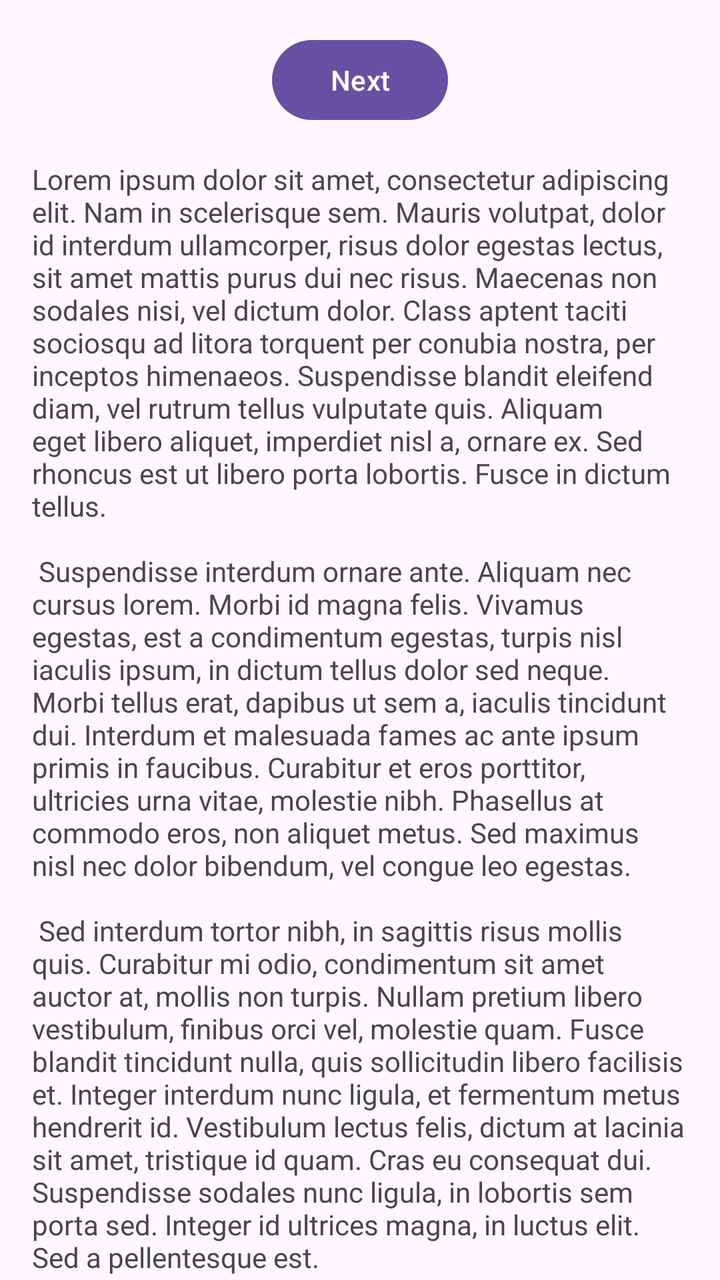
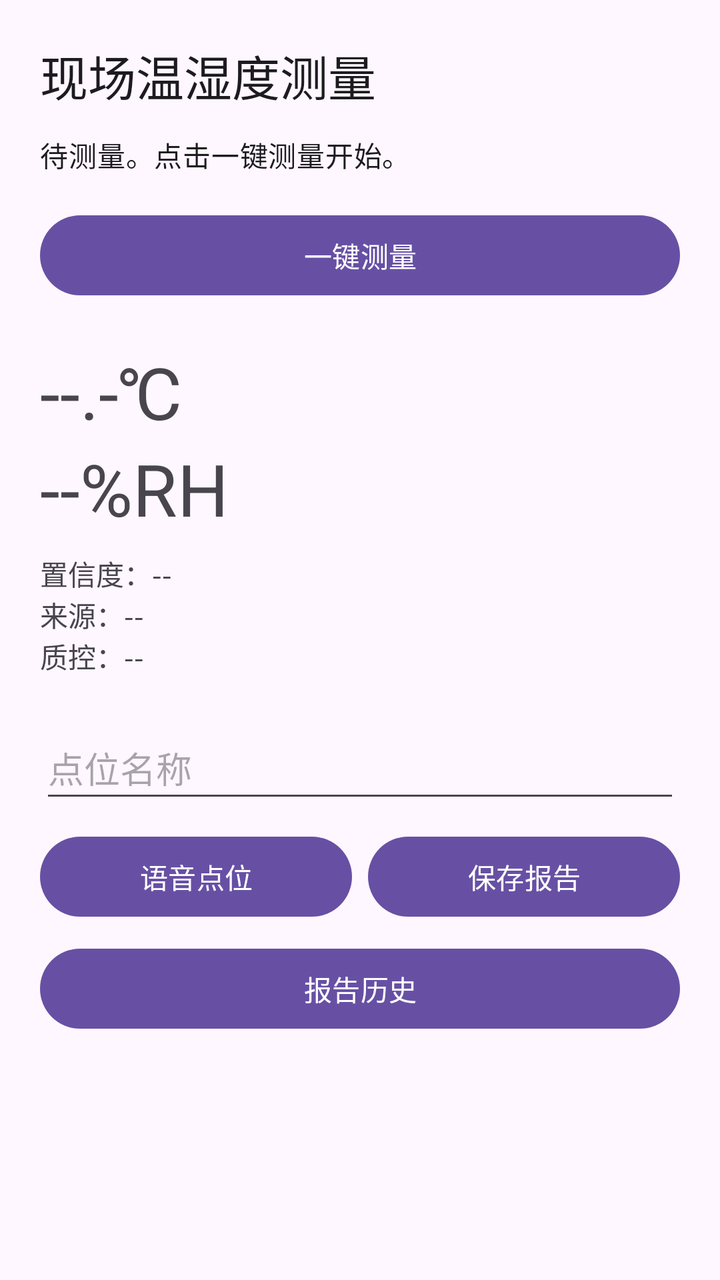

The first picture is an Android layout as it rendered before a commit; the second is the same layout after the commit. The layout source and the unified diff follow.
<!-- AndroidManifest.xml: application theme Theme.Temperature_and_humidity -->
<!-- res/layout/fragment_first.xml -->
<?xml version="1.0" encoding="utf-8"?>
<androidx.core.widget.NestedScrollView xmlns:android="http://schemas.android.com/apk/res/android"
    xmlns:app="http://schemas.android.com/apk/res-auto"
    xmlns:tools="http://schemas.android.com/tools"
    android:layout_width="match_parent"
    android:layout_height="match_parent"
    tools:context=".FirstFragment">

    <androidx.constraintlayout.widget.ConstraintLayout
        android:layout_width="match_parent"
        android:layout_height="match_parent"
        android:padding="16dp">

        <Button
            android:id="@+id/button_first"
            android:layout_width="wrap_content"
            android:layout_height="wrap_content"
            android:text="@string/next"
            app:layout_constraintBottom_toTopOf="@id/textview_first"
            app:layout_constraintEnd_toEndOf="parent"
            app:layout_constraintStart_toStartOf="parent"
            app:layout_constraintTop_toTopOf="parent" />

        <TextView
            android:id="@+id/textview_first"
            android:layout_width="wrap_content"
            android:layout_height="wrap_content"
            android:layout_marginTop="16dp"
            android:text="@string/lorem_ipsum"
            app:layout_constraintBottom_toBottomOf="parent"
            app:layout_constraintEnd_toEndOf="parent"
            app:layout_constraintStart_toStartOf="parent"
            app:layout_constraintTop_toBottomOf="@id/button_first" />
    </androidx.constraintlayout.widget.ConstraintLayout>
</androidx.core.widget.NestedScrollView>
<!-- resources referenced by this layout -->
<resources>
  <string name="lorem_ipsum">
          Lorem ipsum dolor sit amet, consectetur adipiscing elit. Nam in scelerisque sem. Mauris
          volutpat, dolor id interdum ullamcorper, risus dolor egestas lectus, sit amet mattis purus
          dui nec risus. Maecenas non sodales nisi, vel dictum dolor. Class aptent taciti sociosqu ad
          litora torquent per conubia nostra, per inceptos himenaeos. Suspendisse blandit eleifend
          diam, vel rutrum tellus vulputate quis. Aliquam eget libero aliquet, imperdiet nisl a,
          ornare ex. Sed rhoncus est ut libero porta lobortis. Fusce in dictum tellus.\n\n
          Suspendisse interdum ornare ante. Aliquam nec cursus lorem. Morbi id magna felis. Vivamus
          egestas, est a condimentum egestas, turpis nisl iaculis ipsum, in dictum tellus dolor sed
          neque. Morbi tellus erat, dapibus ut sem a, iaculis tincidunt dui. Interdum et malesuada
          fames ac ante ipsum primis in faucibus. Curabitur et eros porttitor, ultricies urna vitae,
          molestie nibh. Phasellus at commodo eros, non aliquet metus. Sed maximus nisl nec dolor
          bibendum, vel congue leo egestas.\n\n
          Sed interdum tortor nibh, in sagittis risus mollis quis. Curabitur mi odio, condimentum sit
          amet auctor at, mollis non turpis. Nullam pretium libero vestibulum, finibus orci vel,
          molestie quam. Fusce blandit tincidunt nulla, quis sollicitudin libero facilisis et. Integer
          interdum nunc ligula, et fermentum metus hendrerit id. Vestibulum lectus felis, dictum at
          lacinia sit amet, tristique id quam. Cras eu consequat dui. Suspendisse sodales nunc ligula,
          in lobortis sem porta sed. Integer id ultrices magna, in luctus elit. Sed a pellentesque
          est.\n\n
          Aenean nunc velit, lacinia sed dolor sed, ultrices viverra nulla. Etiam a venenatis nibh.
          Morbi laoreet, tortor sed facilisis varius, nibh orci rhoncus nulla, id elementum leo dui
          non lorem. Nam mollis ipsum quis auctor varius. Quisque elementum eu libero sed commodo. In
          eros nisl, imperdiet vel imperdiet et, scelerisque a mauris. Pellentesque varius ex nunc,
          quis imperdiet eros placerat ac. Duis finibus orci et est auctor tincidunt. Sed non viverra
          ipsum. Nunc quis augue egestas, cursus lorem at, molestie sem. Morbi a consectetur ipsum, a
          placerat diam. Etiam vulputate dignissim convallis. Integer faucibus mauris sit amet finibus
          convallis.\n\n
          Phasellus in aliquet mi. Pellentesque habitant morbi tristique senectus et netus et
          malesuada fames ac turpis egestas. In volutpat arcu ut felis sagittis, in finibus massa
          gravida. Pellentesque id tellus orci. Integer dictum, lorem sed efficitur ullamcorper,
          libero justo consectetur ipsum, in mollis nisl ex sed nisl. Donec maximus ullamcorper
          sodales. Praesent bibendum rhoncus tellus nec feugiat. In a ornare nulla. Donec rhoncus
          libero vel nunc consequat, quis tincidunt nisl eleifend. Cras bibendum enim a justo luctus
          vestibulum. Fusce dictum libero quis erat maximus, vitae volutpat diam dignissim.
      </string>
  <string name="next">Next</string>
  <style name="Theme.Temperature_and_humidity" parent="Base.Theme.Temperature_and_humidity" />
  <style name="Base.Theme.Temperature_and_humidity" parent="Theme.Material3.DayNight.NoActionBar">
          
          
      </style>
</resources>

<!-- the commit's change to res/layout/fragment_first.xml (unified diff, before → after) -->
@@ -6,30 +6,104 @@
     android:layout_height="match_parent"
     tools:context=".FirstFragment">
 
-    <androidx.constraintlayout.widget.ConstraintLayout
+    <LinearLayout
         android:layout_width="match_parent"
-        android:layout_height="match_parent"
-        android:padding="16dp">
+        android:layout_height="wrap_content"
+        android:orientation="vertical"
+        android:padding="20dp">
+
+        <TextView
+            android:id="@+id/text_title"
+            android:layout_width="match_parent"
+            android:layout_height="wrap_content"
+            android:text="@string/measurement_title"
+            android:textAppearance="@style/TextAppearance.Material3.HeadlineSmall" />
+
+        <TextView
+            android:id="@+id/text_status"
+            android:layout_width="match_parent"
+            android:layout_height="wrap_content"
+            android:layout_marginTop="12dp"
+            android:text="@string/status_idle"
+            android:textAppearance="@style/TextAppearance.Material3.BodyMedium" />
 
         <Button
-            android:id="@+id/button_first"
-            android:layout_width="wrap_content"
+            android:id="@+id/button_measure"
+            android:layout_width="match_parent"
             android:layout_height="wrap_content"
-            android:text="@string/next"
-            app:layout_constraintBottom_toTopOf="@id/textview_first"
-            app:layout_constraintEnd_toEndOf="parent"
-            app:layout_constraintStart_toStartOf="parent"
-            app:layout_constraintTop_toTopOf="parent" />
+            android:layout_marginTop="16dp"
+            android:text="@string/start_measurement" />
 
         <TextView
-            android:id="@+id/textview_first"
-            android:layout_width="wrap_content"
+            android:id="@+id/text_temperature"
+            android:layout_width="match_parent"
             android:layout_height="wrap_content"
-            android:layout_marginTop="16dp"
-            android:text="@string/lorem_ipsum"
-            app:layout_constraintBottom_toBottomOf="parent"
-            app:layout_constraintEnd_toEndOf="parent"
-            app:layout_constraintStart_toStartOf="parent"
-            app:layout_constraintTop_toBottomOf="@id/button_first" />
-    </androidx.constraintlayout.widget.ConstraintLayout>
+            android:layout_marginTop="20dp"
+            android:text="@string/temperature_placeholder"
+            android:textAppearance="@style/TextAppearance.Material3.DisplaySmall" />
+
+        <TextView
+            android:id="@+id/text_humidity"
+            android:layout_width="match_parent"
+            android:layout_height="wrap_content"
+            android:text="@string/humidity_placeholder"
+            android:textAppearance="@style/TextAppearance.Material3.DisplaySmall" />
+
+        <TextView
+            android:id="@+id/text_confidence"
+            android:layout_width="match_parent"
+            android:layout_height="wrap_content"
+            android:layout_marginTop="8dp"
+            android:text="@string/confidence_placeholder" />
+
+        <TextView
+            android:id="@+id/text_source"
+            android:layout_width="match_parent"
+            android:layout_height="wrap_content"
+            android:text="@string/source_placeholder" />
+
+        <TextView
+            android:id="@+id/text_quality"
+            android:layout_width="match_parent"
+            android:layout_height="wrap_content"
+            android:text="@string/quality_placeholder" />
+
+        <EditText
+            android:id="@+id/edit_point_name"
+            android:layout_width="match_parent"
+            android:layout_height="wrap_content"
+            android:layout_marginTop="20dp"
+            android:hint="@string/point_name_hint"
+            android:inputType="text"
+            android:minHeight="48dp" />
+
+        <LinearLayout
+            android:layout_width="match_parent"
+            android:layout_height="wrap_content"
+            android:layout_marginTop="8dp"
+            android:orientation="horizontal">
+
+            <Button
+                android:id="@+id/button_voice_point"
+                android:layout_width="0dp"
+                android:layout_height="wrap_content"
+                android:layout_marginEnd="8dp"
+                android:layout_weight="1"
+                android:text="@string/voice_point" />
+
+            <Button
+                android:id="@+id/button_save_report"
+                android:layout_width="0dp"
+                android:layout_height="wrap_content"
+                android:layout_weight="1"
+                android:text="@string/save_report" />
+        </LinearLayout>
+
+        <Button
+            android:id="@+id/button_history"
+            android:layout_width="match_parent"
+            android:layout_height="wrap_content"
+            android:layout_marginTop="8dp"
+            android:text="@string/report_history" />
+    </LinearLayout>
 </androidx.core.widget.NestedScrollView>
<!-- resource entries referenced after the edit -->
@@ -1,42 +1,17 @@
 <!-- resources referenced by this layout -->
 <resources>
-  <string name="lorem_ipsum">
-          Lorem ipsum dolor sit amet, consectetur adipiscing elit. Nam in scelerisque sem. Mauris
-          volutpat, dolor id interdum ullamcorper, risus dolor egestas lectus, sit amet mattis purus
-          dui nec risus. Maecenas non sodales nisi, vel dictum dolor. Class aptent taciti sociosqu ad
-          litora torquent per conubia nostra, per inceptos himenaeos. Suspendisse blandit eleifend
-          diam, vel rutrum tellus vulputate quis. Aliquam eget libero aliquet, imperdiet nisl a,
-          ornare ex. Sed rhoncus est ut libero porta lobortis. Fusce in dictum tellus.\n\n
-          Suspendisse interdum ornare ante. Aliquam nec cursus lorem. Morbi id magna felis. Vivamus
-          egestas, est a condimentum egestas, turpis nisl iaculis ipsum, in dictum tellus dolor sed
-          neque. Morbi tellus erat, dapibus ut sem a, iaculis tincidunt dui. Interdum et malesuada
-          fames ac ante ipsum primis in faucibus. Curabitur et eros porttitor, ultricies urna vitae,
-          molestie nibh. Phasellus at commodo eros, non aliquet metus. Sed maximus nisl nec dolor
-          bibendum, vel congue leo egestas.\n\n
-          Sed interdum tortor nibh, in sagittis risus mollis quis. Curabitur mi odio, condimentum sit
-          amet auctor at, mollis non turpis. Nullam pretium libero vestibulum, finibus orci vel,
-          molestie quam. Fusce blandit tincidunt nulla, quis sollicitudin libero facilisis et. Integer
-          interdum nunc ligula, et fermentum metus hendrerit id. Vestibulum lectus felis, dictum at
-          lacinia sit amet, tristique id quam. Cras eu consequat dui. Suspendisse sodales nunc ligula,
-          in lobortis sem porta sed. Integer id ultrices magna, in luctus elit. Sed a pellentesque
-          est.\n\n
-          Aenean nunc velit, lacinia sed dolor sed, ultrices viverra nulla. Etiam a venenatis nibh.
-          Morbi laoreet, tortor sed facilisis varius, nibh orci rhoncus nulla, id elementum leo dui
-          non lorem. Nam mollis ipsum quis auctor varius. Quisque elementum eu libero sed commodo. In
-          eros nisl, imperdiet vel imperdiet et, scelerisque a mauris. Pellentesque varius ex nunc,
-          quis imperdiet eros placerat ac. Duis finibus orci et est auctor tincidunt. Sed non viverra
-          ipsum. Nunc quis augue egestas, cursus lorem at, molestie sem. Morbi a consectetur ipsum, a
-          placerat diam. Etiam vulputate dignissim convallis. Integer faucibus mauris sit amet finibus
-          convallis.\n\n
-          Phasellus in aliquet mi. Pellentesque habitant morbi tristique senectus et netus et
-          malesuada fames ac turpis egestas. In volutpat arcu ut felis sagittis, in finibus massa
-          gravida. Pellentesque id tellus orci. Integer dictum, lorem sed efficitur ullamcorper,
-          libero justo consectetur ipsum, in mollis nisl ex sed nisl. Donec maximus ullamcorper
-          sodales. Praesent bibendum rhoncus tellus nec feugiat. In a ornare nulla. Donec rhoncus
-          libero vel nunc consequat, quis tincidunt nisl eleifend. Cras bibendum enim a justo luctus
-          vestibulum. Fusce dictum libero quis erat maximus, vitae volutpat diam dignissim.
-      </string>
-  <string name="next">Next</string>
+  <string name="confidence_placeholder">置信度：--</string>
+  <string name="humidity_placeholder">--%RH</string>
+  <string name="measurement_title">现场温湿度测量</string>
+  <string name="point_name_hint">点位名称</string>
+  <string name="quality_placeholder">质控：--</string>
+  <string name="report_history">报告历史</string>
+  <string name="save_report">保存报告</string>
+  <string name="source_placeholder">来源：--</string>
+  <string name="start_measurement">一键测量</string>
+  <string name="status_idle">待测量。点击一键测量开始。</string>
+  <string name="temperature_placeholder">--.-℃</string>
+  <string name="voice_point">语音点位</string>
   <style name="Theme.Temperature_and_humidity" parent="Base.Theme.Temperature_and_humidity" />
   <style name="Base.Theme.Temperature_and_humidity" parent="Theme.Material3.DayNight.NoActionBar">
           
